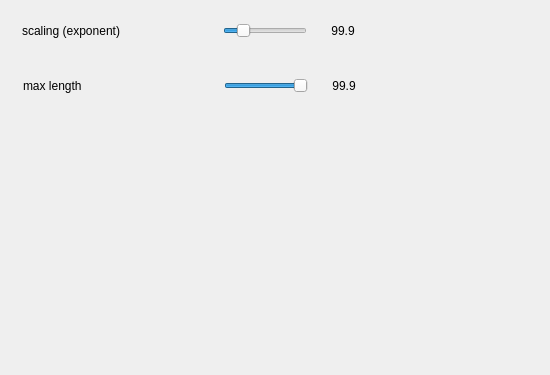
Before: the Qt Designer form source/VIEW/DIALOGS/modelSettingsDialog.ui in BALL-Project/ball, drawn with Qt 5.
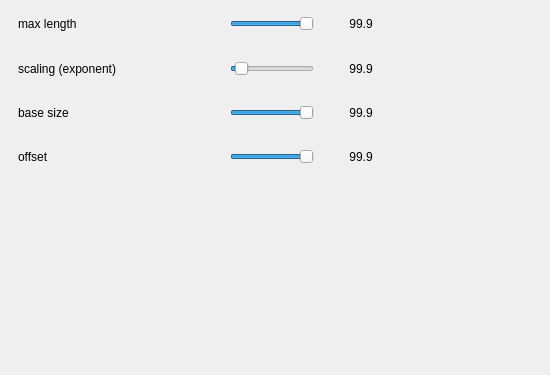
After: the same form once the commit is applied. The open tabs and pages were chosen to show the change.

Patch:
```diff
--- a/source/VIEW/DIALOGS/modelSettingsDialog.ui
+++ b/source/VIEW/DIALOGS/modelSettingsDialog.ui
@@ -1811,152 +1811,32 @@
     </widget>
    </widget>
    <widget class="QWidget" name="Forces" >
-    <widget class="QFrame" name="frame3_2" >
+    <widget class="QWidget" name="" >
      <property name="geometry" >
       <rect>
-       <x>3</x>
-       <y>3</y>
-       <width>407</width>
-       <height>38</height>
+       <x>0</x>
+       <y>0</y>
+       <width>401</width>
+       <height>171</height>
       </rect>
      </property>
-     <property name="frameShape" >
-      <enum>QFrame::NoFrame</enum>
-     </property>
-     <property name="frameShadow" >
-      <enum>QFrame::Raised</enum>
-     </property>
-     <widget class="QSlider" name="force_scaling_slider" >
-      <property name="geometry" >
-       <rect>
-        <x>218</x>
-        <y>12</y>
-        <width>84</width>
-        <height>21</height>
-       </rect>
-      </property>
-      <property name="minimumSize" >
-       <size>
-        <width>84</width>
-        <height>21</height>
-       </size>
-      </property>
-      <property name="maximumSize" >
-       <size>
-        <width>84</width>
-        <height>21</height>
-       </size>
-      </property>
-      <property name="minimum" >
-       <number>1</number>
-      </property>
-      <property name="maximum" >
-       <number>50</number>
-      </property>
-      <property name="value" >
-       <number>10</number>
-      </property>
-      <property name="orientation" >
-       <enum>Qt::Horizontal</enum>
-      </property>
-      <property name="tickInterval" >
-       <number>10</number>
-      </property>
-     </widget>
-     <widget class="QLabel" name="textLabel1_2_2_2_3" >
-      <property name="geometry" >
-       <rect>
-        <x>17</x>
-        <y>10</y>
-        <width>190</width>
-        <height>25</height>
-       </rect>
-      </property>
-      <property name="sizePolicy" >
-       <sizepolicy>
-        <hsizetype>7</hsizetype>
-        <vsizetype>7</vsizetype>
-        <horstretch>0</horstretch>
-        <verstretch>0</verstretch>
-       </sizepolicy>
-      </property>
-      <property name="minimumSize" >
-       <size>
-        <width>120</width>
-        <height>0</height>
-       </size>
-      </property>
-      <property name="maximumSize" >
-       <size>
-        <width>190</width>
-        <height>32767</height>
-       </size>
-      </property>
-      <property name="text" >
-       <string>scaling (exponent)</string>
-      </property>
-     </widget>
-     <widget class="QLabel" name="force_scaling_label" >
-      <property name="geometry" >
-       <rect>
-        <x>313</x>
-        <y>10</y>
-        <width>50</width>
-        <height>25</height>
-       </rect>
-      </property>
-      <property name="sizePolicy" >
-       <sizepolicy>
-        <hsizetype>0</hsizetype>
-        <vsizetype>0</vsizetype>
-        <horstretch>0</horstretch>
-        <verstretch>0</verstretch>
-       </sizepolicy>
-      </property>
-      <property name="minimumSize" >
-       <size>
-        <width>50</width>
-        <height>25</height>
-       </size>
-      </property>
-      <property name="maximumSize" >
-       <size>
-        <width>35</width>
-        <height>25</height>
-       </size>
-      </property>
-      <property name="text" >
-       <string>99.9</string>
-      </property>
-      <property name="alignment" >
-       <set>Qt::AlignCenter</set>
-      </property>
-     </widget>
-    </widget>
-    <widget class="QFrame" name="frame3_2_2" >
-     <property name="geometry" >
-      <rect>
-       <x>3</x>
-       <y>58</y>
-       <width>404</width>
-       <height>38</height>
-      </rect>
-     </property>
-     <property name="frameShape" >
-      <enum>QFrame::NoFrame</enum>
-     </property>
-     <property name="frameShadow" >
-      <enum>QFrame::Raised</enum>
-     </property>
+     <layout class="QVBoxLayout" >
+      <property name="margin" >
+       <number>0</number>
+      </property>
+      <property name="spacing" >
+       <number>6</number>
+      </property>
+      <item>
+       <layout class="QHBoxLayout" >
+        <property name="margin" >
+         <number>0</number>
+        </property>
+        <property name="spacing" >
+         <number>6</number>
+        </property>
+        <item>
      <widget class="QLabel" name="textLabel1_2_2_2_3_4" >
-      <property name="geometry" >
-       <rect>
-        <x>18</x>
-        <y>10</y>
-        <width>190</width>
-        <height>25</height>
-       </rect>
-      </property>
       <property name="sizePolicy" >
        <sizepolicy>
         <hsizetype>7</hsizetype>
@@ -1981,15 +1861,9 @@
        <string>max length</string>
       </property>
      </widget>
+        </item>
+        <item>
      <widget class="QSlider" name="force_max_length_slider" >
-      <property name="geometry" >
-       <rect>
-        <x>219</x>
-        <y>12</y>
-        <width>84</width>
-        <height>21</height>
-       </rect>
-      </property>
       <property name="minimumSize" >
        <size>
         <width>84</width>
@@ -2018,17 +1892,115 @@
        <number>70</number>
       </property>
      </widget>
+        </item>
+        <item>
      <widget class="QLabel" name="force_max_length_label" >
-      <property name="geometry" >
-       <rect>
-        <x>314</x>
-        <y>10</y>
+          <property name="sizePolicy" >
+           <sizepolicy>
+            <hsizetype>0</hsizetype>
+            <vsizetype>0</vsizetype>
+            <horstretch>0</horstretch>
+            <verstretch>0</verstretch>
+           </sizepolicy>
+          </property>
+          <property name="minimumSize" >
+           <size>
         <width>50</width>
         <height>25</height>
-       </rect>
-      </property>
+           </size>
+          </property>
+          <property name="maximumSize" >
+           <size>
+            <width>35</width>
+            <height>25</height>
+           </size>
+          </property>
+          <property name="text" >
+           <string>99.9</string>
+          </property>
+          <property name="alignment" >
+           <set>Qt::AlignCenter</set>
+          </property>
+         </widget>
+        </item>
+       </layout>
+      </item>
+      <item>
+       <layout class="QHBoxLayout" >
+        <property name="margin" >
+         <number>0</number>
+        </property>
+        <property name="spacing" >
+         <number>6</number>
+        </property>
+        <item>
+         <widget class="QLabel" name="textLabel1_2_2_2_3" >
       <property name="sizePolicy" >
        <sizepolicy>
+            <hsizetype>7</hsizetype>
+            <vsizetype>7</vsizetype>
+            <horstretch>0</horstretch>
+            <verstretch>0</verstretch>
+           </sizepolicy>
+          </property>
+          <property name="minimumSize" >
+           <size>
+            <width>120</width>
+            <height>0</height>
+           </size>
+          </property>
+          <property name="maximumSize" >
+           <size>
+            <width>190</width>
+            <height>32767</height>
+           </size>
+          </property>
+          <property name="toolTip" >
+           <string>Length of the drawn vector is: log(v * 10**8) * scaling  </string>
+          </property>
+          <property name="text" >
+           <string>scaling (exponent)</string>
+          </property>
+         </widget>
+        </item>
+        <item>
+         <widget class="QSlider" name="force_scaling_slider" >
+          <property name="minimumSize" >
+           <size>
+            <width>84</width>
+            <height>21</height>
+           </size>
+          </property>
+          <property name="maximumSize" >
+           <size>
+            <width>84</width>
+            <height>21</height>
+           </size>
+          </property>
+          <property name="toolTip" >
+           <string>Length of the drawn vector is: log(v * 10**8) * scaling  </string>
+          </property>
+          <property name="minimum" >
+           <number>1</number>
+          </property>
+          <property name="maximum" >
+           <number>150</number>
+          </property>
+          <property name="value" >
+           <number>10</number>
+          </property>
+          <property name="orientation" >
+           <enum>Qt::Horizontal</enum>
+          </property>
+          <property name="tickInterval" >
+           <number>10</number>
+          </property>
+         </widget>
+        </item>
+        <item>
+         <widget class="QLabel" name="force_scaling_label" >
+          <property name="sizePolicy" >
+           <sizepolicy>
         <hsizetype>0</hsizetype>
         <vsizetype>0</vsizetype>
         <horstretch>0</horstretch>
@@ -2054,6 +2026,206 @@
        <set>Qt::AlignCenter</set>
       </property>
      </widget>
+        </item>
+       </layout>
+      </item>
+      <item>
+       <layout class="QHBoxLayout" >
+        <property name="margin" >
+         <number>0</number>
+        </property>
+        <property name="spacing" >
+         <number>6</number>
+        </property>
+        <item>
+         <widget class="QLabel" name="textLabel1_2_2_2_3_5" >
+          <property name="sizePolicy" >
+           <sizepolicy>
+            <hsizetype>7</hsizetype>
+            <vsizetype>7</vsizetype>
+            <horstretch>0</horstretch>
+            <verstretch>0</verstretch>
+           </sizepolicy>
+          </property>
+          <property name="minimumSize" >
+           <size>
+            <width>120</width>
+            <height>0</height>
+           </size>
+          </property>
+          <property name="maximumSize" >
+           <size>
+            <width>190</width>
+            <height>32767</height>
+           </size>
+          </property>
+          <property name="text" >
+           <string>base size</string>
+          </property>
+         </widget>
+        </item>
+        <item>
+         <widget class="QSlider" name="force_base_slider" >
+          <property name="minimumSize" >
+           <size>
+            <width>84</width>
+            <height>21</height>
+           </size>
+          </property>
+          <property name="maximumSize" >
+           <size>
+            <width>84</width>
+            <height>21</height>
+           </size>
+          </property>
+          <property name="minimum" >
+           <number>10</number>
+          </property>
+          <property name="maximum" >
+           <number>300</number>
+          </property>
+          <property name="value" >
+           <number>300</number>
+          </property>
+          <property name="orientation" >
+           <enum>Qt::Horizontal</enum>
+          </property>
+          <property name="tickInterval" >
+           <number>70</number>
+          </property>
+         </widget>
+        </item>
+        <item>
+         <widget class="QLabel" name="force_base_label" >
+          <property name="sizePolicy" >
+           <sizepolicy>
+            <hsizetype>0</hsizetype>
+            <vsizetype>0</vsizetype>
+            <horstretch>0</horstretch>
+            <verstretch>0</verstretch>
+           </sizepolicy>
+          </property>
+          <property name="minimumSize" >
+           <size>
+            <width>50</width>
+            <height>25</height>
+           </size>
+          </property>
+          <property name="maximumSize" >
+           <size>
+            <width>35</width>
+            <height>25</height>
+           </size>
+          </property>
+          <property name="text" >
+           <string>99.9</string>
+          </property>
+          <property name="alignment" >
+           <set>Qt::AlignCenter</set>
+          </property>
+         </widget>
+        </item>
+       </layout>
+      </item>
+      <item>
+       <layout class="QHBoxLayout" >
+        <property name="margin" >
+         <number>0</number>
+        </property>
+        <property name="spacing" >
+         <number>6</number>
+        </property>
+        <item>
+         <widget class="QLabel" name="textLabel1_2_2_2_3_6" >
+          <property name="sizePolicy" >
+           <sizepolicy>
+            <hsizetype>7</hsizetype>
+            <vsizetype>7</vsizetype>
+            <horstretch>0</horstretch>
+            <verstretch>0</verstretch>
+           </sizepolicy>
+          </property>
+          <property name="minimumSize" >
+           <size>
+            <width>120</width>
+            <height>0</height>
+           </size>
+          </property>
+          <property name="maximumSize" >
+           <size>
+            <width>190</width>
+            <height>32767</height>
+           </size>
+          </property>
+          <property name="text" >
+           <string>offset</string>
+          </property>
+         </widget>
+        </item>
+        <item>
+         <widget class="QSlider" name="force_offset_slider" >
+          <property name="minimumSize" >
+           <size>
+            <width>84</width>
+            <height>21</height>
+           </size>
+          </property>
+          <property name="maximumSize" >
+           <size>
+            <width>84</width>
+            <height>21</height>
+           </size>
+          </property>
+          <property name="minimum" >
+           <number>0</number>
+          </property>
+          <property name="maximum" >
+           <number>50</number>
+          </property>
+          <property name="value" >
+           <number>50</number>
+          </property>
+          <property name="orientation" >
+           <enum>Qt::Horizontal</enum>
+          </property>
+          <property name="tickInterval" >
+           <number>70</number>
+          </property>
+         </widget>
+        </item>
+        <item>
+         <widget class="QLabel" name="force_offset_label" >
+          <property name="sizePolicy" >
+           <sizepolicy>
+            <hsizetype>0</hsizetype>
+            <vsizetype>0</vsizetype>
+            <horstretch>0</horstretch>
+            <verstretch>0</verstretch>
+           </sizepolicy>
+          </property>
+          <property name="minimumSize" >
+           <size>
+            <width>50</width>
+            <height>25</height>
+           </size>
+          </property>
+          <property name="maximumSize" >
+           <size>
+            <width>35</width>
+            <height>25</height>
+           </size>
+          </property>
+          <property name="text" >
+           <string>99.9</string>
+          </property>
+          <property name="alignment" >
+           <set>Qt::AlignCenter</set>
+          </property>
+         </widget>
+        </item>
+       </layout>
+      </item>
+     </layout>
     </widget>
    </widget>
   </widget>
```
Left out of the diff: 5 changed lines with no effect on the pictures. Lines whose indentation alone changed are shown as unchanged.
